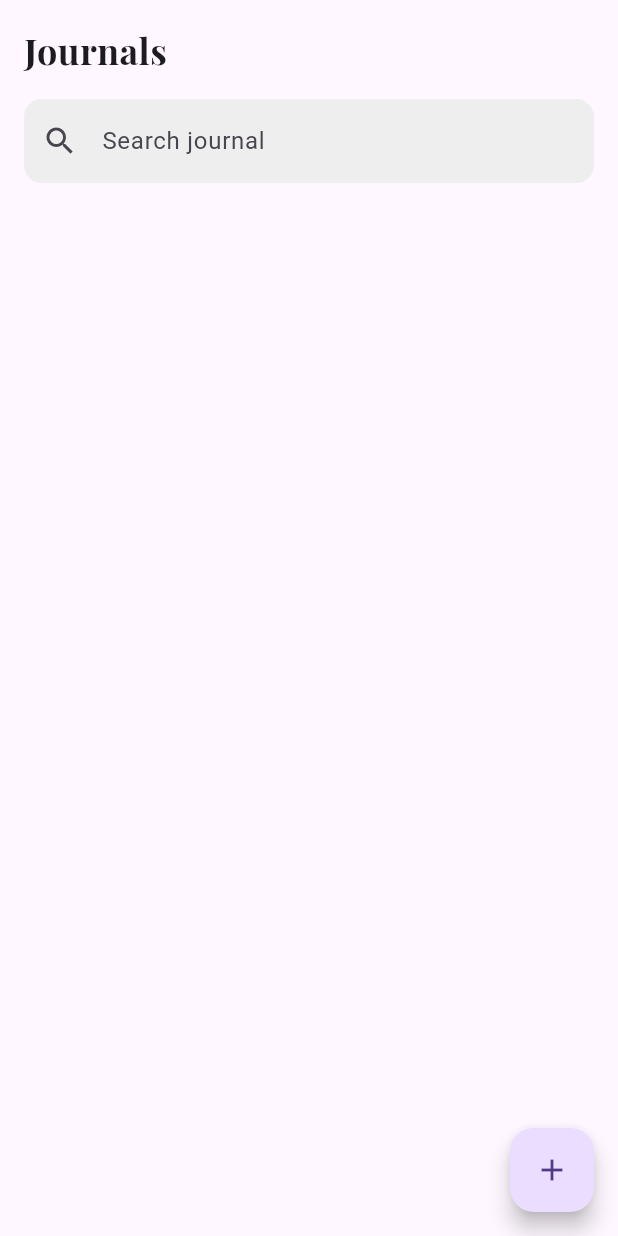
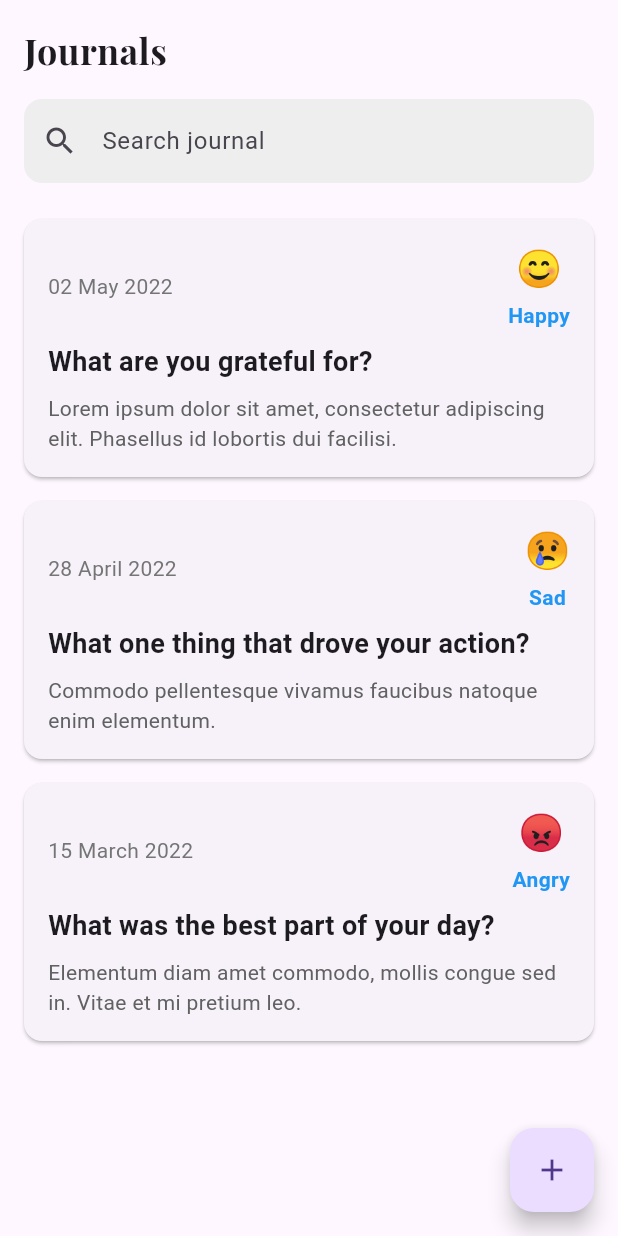
Before and after one commit to iamkasumi/AppDev, a Flutter app: the JournalPage screen opened directly, on a phone screen of 412 x 824 dp. Run offline on Flutter 3.47's test engine with Material 3 defaults, Android fonts, the phone set to English and light mode, and no system bars; our stand-ins replace carousel_slider, google_fonts, video_player.

Commit message:
fixed journal

```diff
--- a/mental_health/lib/pages/journal/journal_page.dart
+++ b/mental_health/lib/pages/journal/journal_page.dart
@@ -1,7 +1,7 @@
 import 'package:flutter/material.dart';
-import 'package:google_fonts/google_fonts.dart';
 import 'add_journal.dart';
 import 'view_journal.dart';
+import 'package:google_fonts/google_fonts.dart';
 
 class JournalPage extends StatefulWidget {
   const JournalPage({super.key});
@@ -11,7 +11,29 @@ class JournalPage extends StatefulWidget {
 }
 
 class _JournalPageState extends State<JournalPage> {
-  final List<Map<String, String>> _journalEntries = [];
+  final List<Map<String, String>> _journalEntries = [
+    {
+      "date": "02 May 2022",
+      "mood": "Happy",
+      "emoji": '😊',
+      "title": "What are you grateful for?",
+      "description": "Lorem ipsum dolor sit amet, consectetur adipiscing elit. Phasellus id lobortis dui facilisi."
+    },
+    {
+      "date": "28 April 2022",
+      "mood": "Sad",
+      "emoji": '😢',
+      "title": "What one thing that drove your action?",
+      "description": "Commodo pellentesque vivamus faucibus natoque enim elementum."
+    },
+    {
+      "date": "15 March 2022",
+      "mood": "Angry",
+      "emoji": '😡',
+      "title": "What was the best part of your day?",
+      "description": "Elementum diam amet commodo, mollis congue sed in. Vitae et mi pretium leo."
+    },
+  ];
 
   void _addNewEntry(Map<String, String> newEntry) {
     setState(() {
```
